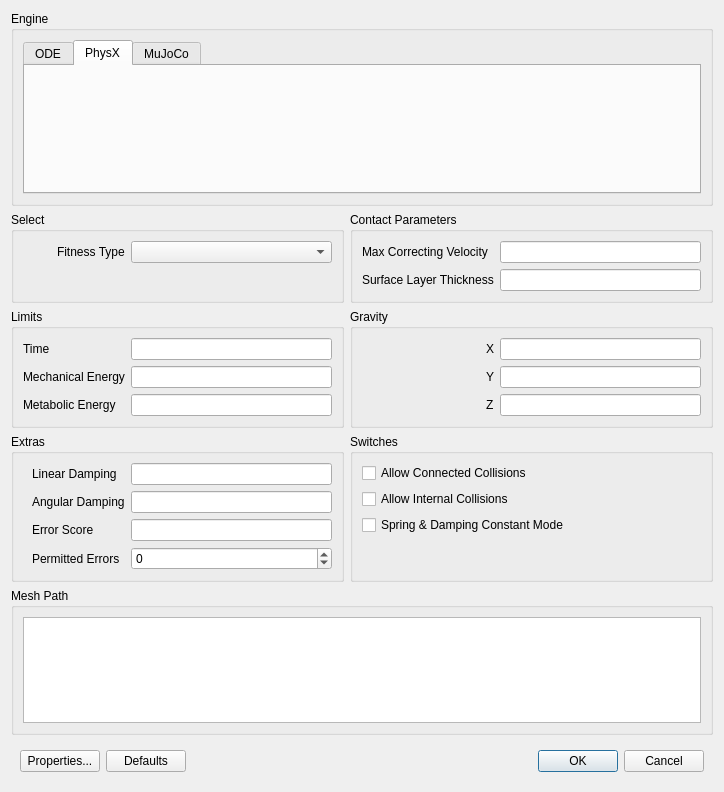
The window that GaitSymQt/DialogGlobal.ui (wol101/GaitSym5) describes before a commit, drawn with Qt 5.
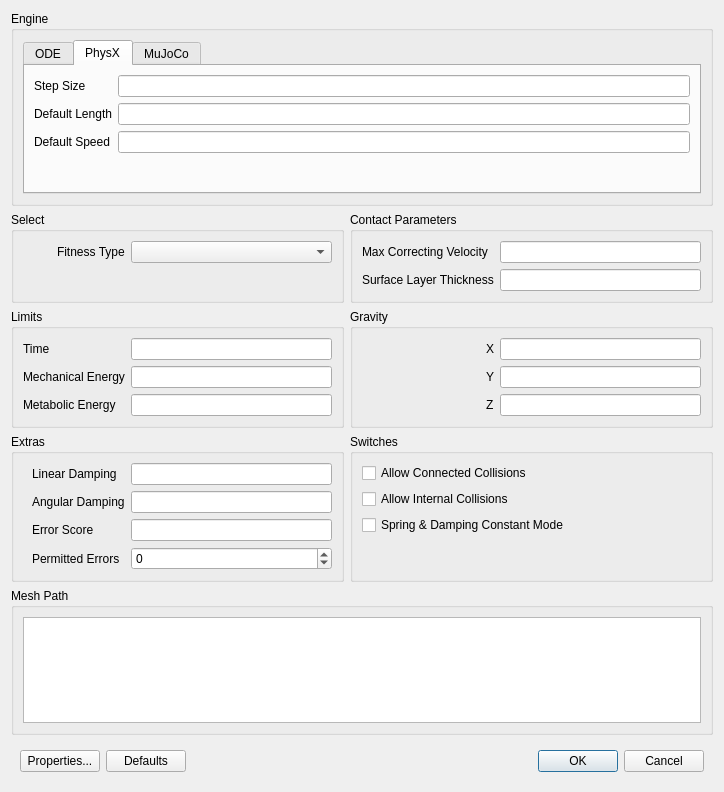
The same window after the commit. The open tabs and pages were chosen to show the change. Custom widgets are drawn as their Qt base class.

Commit message: Refactored the Global class

```diff
--- a/GaitSymQt/DialogGlobal.ui
+++ b/GaitSymQt/DialogGlobal.ui
@@ -98,6 +98,63 @@
          <attribute name="title">
           <string>PhysX</string>
          </attribute>
+         <layout class="QGridLayout" name="gridLayout_11">
+          <item row="0" column="0">
+           <widget class="QLabel" name="label_22">
+            <property name="text">
+             <string>Step Size</string>
+            </property>
+           </widget>
+          </item>
+          <item row="0" column="1">
+           <widget class="LineEditDouble" name="lineEditStepSizePhysX">
+            <property name="toolTip">
+             <string>Integration step size (typical values 1e-3 to 1e-5)</string>
+            </property>
+           </widget>
+          </item>
+          <item row="1" column="0">
+           <widget class="QLabel" name="labelCFM_2">
+            <property name="text">
+             <string>Default Length</string>
+            </property>
+           </widget>
+          </item>
+          <item row="1" column="1">
+           <widget class="LineEditDouble" name="lineEditDefaultLengthPhysX">
+            <property name="toolTip">
+             <string>Constraint Force Mixing parameter (typically 1e-10)</string>
+            </property>
+           </widget>
+          </item>
+          <item row="2" column="0">
+           <widget class="QLabel" name="labelERP_2">
+            <property name="text">
+             <string>Default Speed</string>
+            </property>
+           </widget>
+          </item>
+          <item row="2" column="1">
+           <widget class="LineEditDouble" name="lineEditDefaultSpeedPhysX">
+            <property name="toolTip">
+             <string>Error Reduction Parameter (typically 0.1 for soft and 0.8 for hard simulations)</string>
+            </property>
+           </widget>
+          </item>
+          <item row="3" column="0">
+           <spacer name="verticalSpacer_3">
+            <property name="orientation">
+             <enum>Qt::Orientation::Vertical</enum>
+            </property>
+            <property name="sizeHint" stdset="0">
+             <size>
+              <width>20</width>
+              <height>22</height>
+             </size>
+            </property>
+           </spacer>
+          </item>
+         </layout>
         </widget>
         <widget class="QWidget" name="MuJoCo">
          <attribute name="title">
```
Left out of the diff: 16 changed lines with no effect on the pictures. The commit also changes 14 other files.
